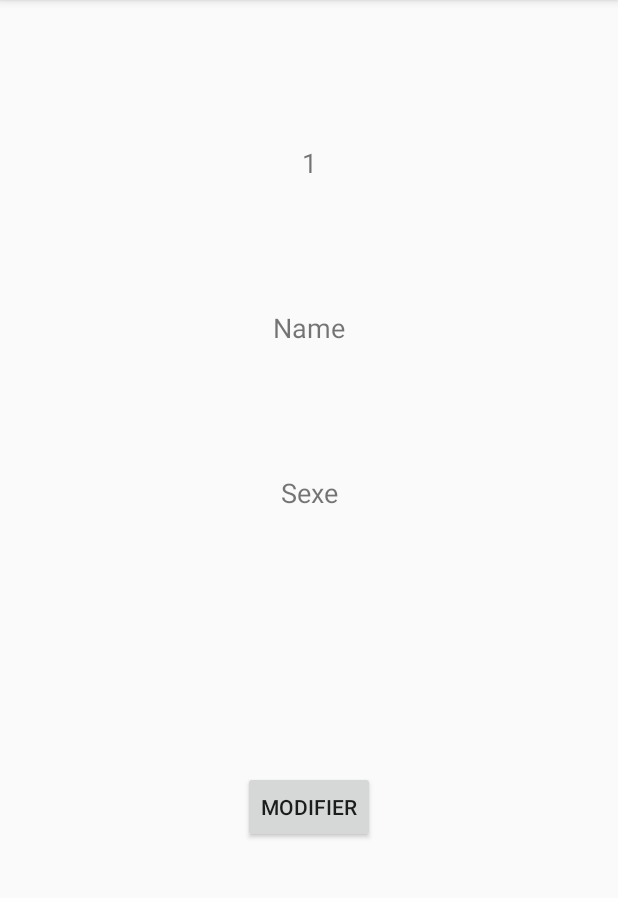
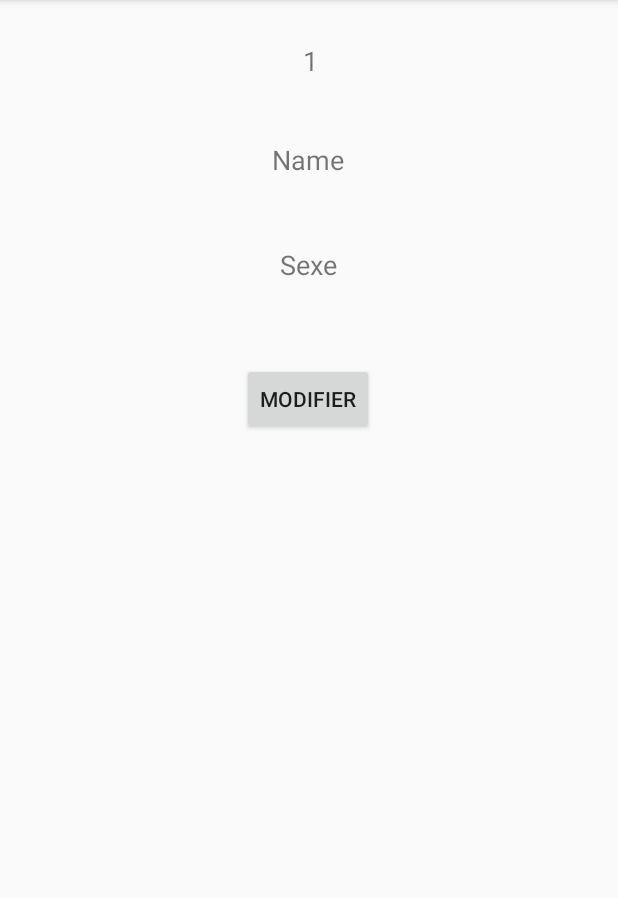
Before and after one commit to kevintondo/Android4ALJ, an Android app: the DisplayPrefDataActivity screen opened directly, with no data from a screen before it, on a phone screen of 412 x 824 dp, the part 84-982 px from its top. Run offline under Robolectric (Android 15) with nearby library versions, the phone set to English and light mode, and no system bars.

Commit message:
can display personnals datas

```diff
--- a/NoPlanNoGain/app/src/main/java/com/example/noplannogain/DatabaseLightActivity.java
+++ b/NoPlanNoGain/app/src/main/java/com/example/noplannogain/DatabaseLightActivity.java
@@ -67,4 +67,9 @@ public class DatabaseLightActivity extends AppCompatActivity {
     private void toastMessage(String message){
         Toast.makeText(this,message, Toast.LENGTH_SHORT).show();
     }
+
+    public void displayPersonnalsDatas(View v){
+        Intent intent = new Intent(DatabaseLightActivity.this, DisplayPrefDataActivity.class);
+        startActivity(intent);
+    }
 }
--- a/NoPlanNoGain/app/src/main/java/com/example/noplannogain/DisplayPrefDataActivity.java
+++ b/NoPlanNoGain/app/src/main/java/com/example/noplannogain/DisplayPrefDataActivity.java
@@ -13,6 +13,7 @@ import android.support.annotation.Nullable;
 import android.support.v7.app.AppCompatActivity;
 import android.widget.ListView;
 import android.widget.TextView;
+import android.widget.Toast;
 
 public class DisplayPrefDataActivity extends AppCompatActivity {
     private TextView displayName;
@@ -34,6 +35,7 @@ public class DisplayPrefDataActivity extends AppCompatActivity {
     }
 
     private void setDisplayView() {
+        toastMessage("je suis ici !!!!!!!!!!!!!!!!!!!!!!!!!!!!!!!!!!!!!!!!!!!!!!!!");
         SQLiteOpenHelper database = new DatabaseHelper(this);
         SQLiteDatabase db = database.getReadableDatabase();
 
@@ -52,9 +54,9 @@ public class DisplayPrefDataActivity extends AppCompatActivity {
         }
         c.close();
         db.close();
+    }
 
-
-
-
+    private void toastMessage(String message){
+        Toast.makeText(this,message, Toast.LENGTH_SHORT).show();
     }
 }
--- a/NoPlanNoGain/app/src/main/java/com/example/noplannogain/MainActivity.java
+++ b/NoPlanNoGain/app/src/main/java/com/example/noplannogain/MainActivity.java
@@ -48,9 +48,4 @@ public class MainActivity extends AppCompatActivity {
         Intent intent = new Intent(MainActivity.this, DatabaseLightActivity.class);
         startActivity(intent);
     }
-
-    public void displayPersonnalsDatas(View v){
-        Intent intent = new Intent(MainActivity.this, DisplayPrefDataActivity.class);
-        startActivity(intent);
-    }
 }
--- a/NoPlanNoGain/app/src/main/res/layout/activity_database_light.xml
+++ b/NoPlanNoGain/app/src/main/res/layout/activity_database_light.xml
@@ -96,7 +96,7 @@
         app:layout_constraintTop_toBottomOf="@+id/editTextTaille" />
 
     <Button
-        android:id="@+id/btnView"
+        android:id="@+id/displayDataBtn"
         android:layout_width="wrap_content"
         android:layout_height="wrap_content"
         android:layout_marginStart="8dp"
--- a/NoPlanNoGain/app/src/main/res/layout/activity_display_pref_data.xml
+++ b/NoPlanNoGain/app/src/main/res/layout/activity_display_pref_data.xml
@@ -11,11 +11,12 @@
         android:layout_width="212dp"
         android:layout_height="34dp"
         android:layout_marginStart="8dp"
-        android:layout_marginTop="96dp"
+        android:layout_marginTop="28dp"
         android:layout_marginEnd="8dp"
         android:textAlignment="center"
         android:textSize="18sp"
         app:layout_constraintEnd_toEndOf="parent"
+        app:layout_constraintHorizontal_bias="0.502"
         app:layout_constraintStart_toStartOf="parent"
         app:layout_constraintTop_toTopOf="parent" />
 
@@ -24,11 +25,12 @@
         android:layout_width="212dp"
         android:layout_height="34dp"
         android:layout_marginStart="8dp"
-        android:layout_marginTop="76dp"
+        android:layout_marginTop="32dp"
         android:layout_marginEnd="8dp"
         android:textAlignment="center"
         android:textSize="18sp"
         app:layout_constraintEnd_toEndOf="parent"
+        app:layout_constraintHorizontal_bias="0.497"
         app:layout_constraintStart_toStartOf="parent"
         app:layout_constraintTop_toBottomOf="@+id/displayName" />
 
@@ -37,11 +39,12 @@
         android:layout_width="212dp"
         android:layout_height="34dp"
         android:layout_marginStart="8dp"
-        android:layout_marginTop="76dp"
+        android:layout_marginTop="36dp"
         android:layout_marginEnd="8dp"
         android:textAlignment="center"
         android:textSize="18sp"
         app:layout_constraintEnd_toEndOf="parent"
+        app:layout_constraintHorizontal_bias="0.497"
         app:layout_constraintStart_toStartOf="parent"
         app:layout_constraintTop_toBottomOf="@+id/displaySexe" />
 
@@ -50,11 +53,12 @@
         android:layout_width="wrap_content"
         android:layout_height="wrap_content"
         android:layout_marginStart="8dp"
-        android:layout_marginTop="164dp"
+        android:layout_marginTop="44dp"
         android:layout_marginEnd="8dp"
         android:onClick="setPersonnalsDatas"
         android:text="Modifier"
         app:layout_constraintEnd_toEndOf="parent"
+        app:layout_constraintHorizontal_bias="0.498"
         app:layout_constraintStart_toStartOf="parent"
         app:layout_constraintTop_toBottomOf="@+id/displayTaille" />
 </android.support.constraint.ConstraintLayout>
```
